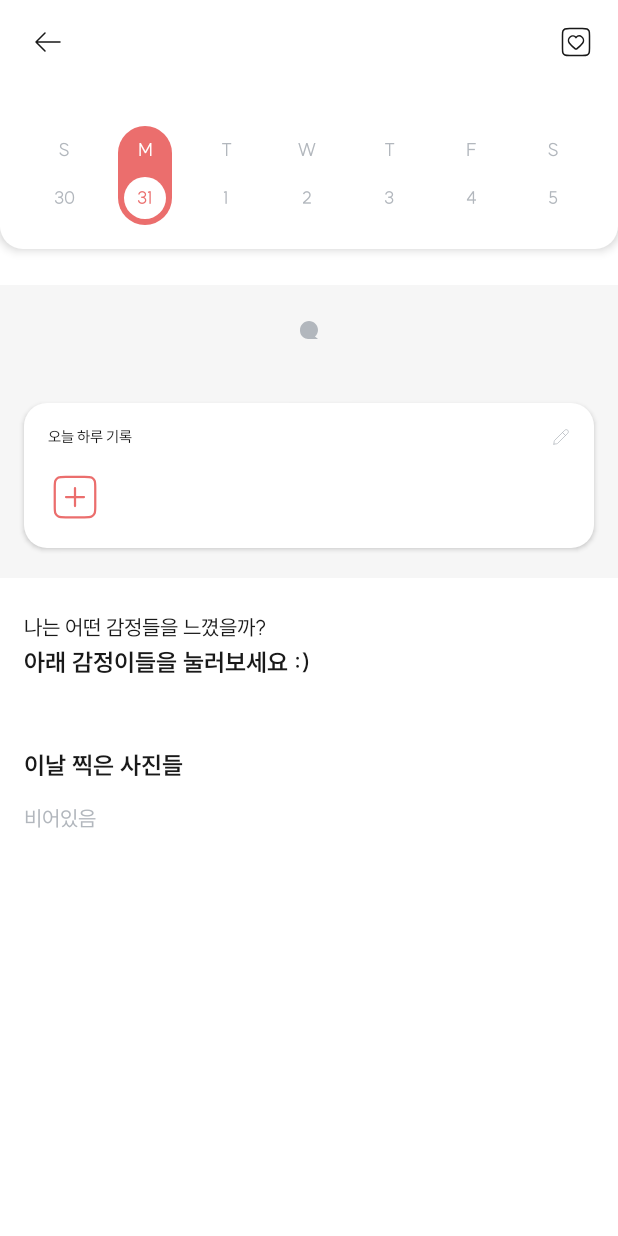
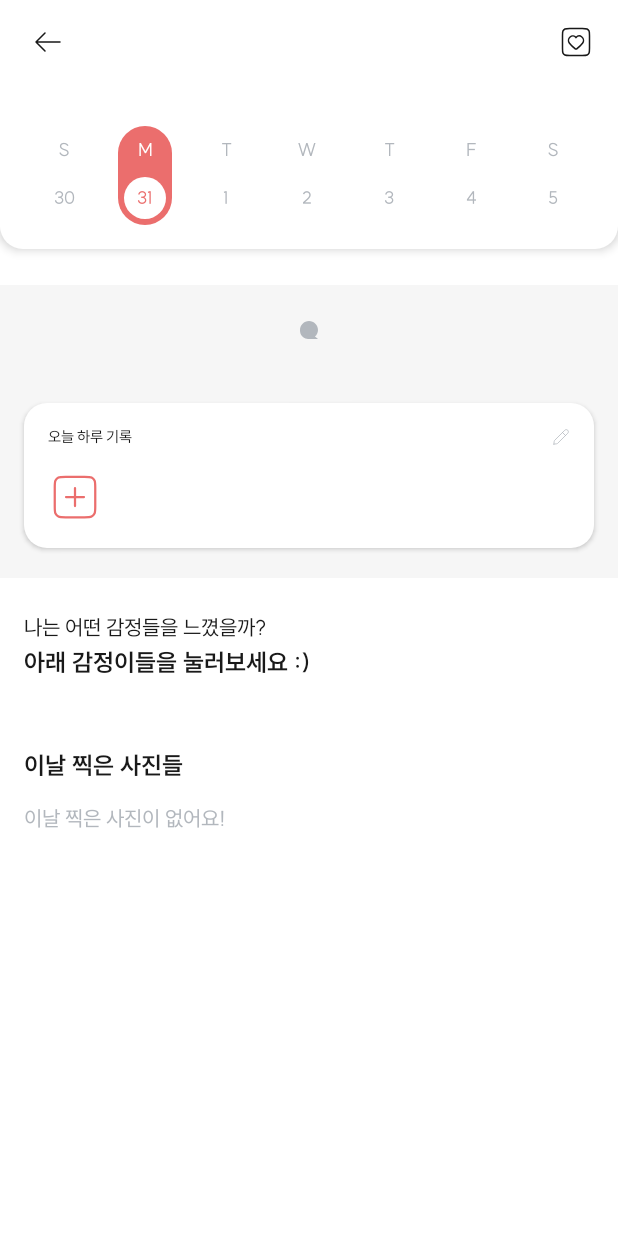
Before and after one commit to RETURN-TO-SOJU/Mongle-Android, an Android app: the DayDetailActivity screen opened directly, with no data from a screen before it, on a phone screen of 412 x 824 dp. Run offline under Robolectric (Android 15) with nearby library versions, the phone set to English and light mode, and no system bars; our stand-ins replace Dagger/Hilt's generated code, Room's generated code, data binding; libraries missing offline, so code that uses them is left out: com.kakao.sdk; network calls fail; pictures from the network do not load; 8 statements that could not run were skipped.

Commit message:
fix #19: 비어있음 멘트 개선

```diff
--- a/app/src/main/java/com/rtsoju/mongle/presentation/view/daydetail/DayDetailViewModel.kt
+++ b/app/src/main/java/com/rtsoju/mongle/presentation/view/daydetail/DayDetailViewModel.kt
@@ -65,7 +65,7 @@ class DayDetailViewModel @Inject constructor(
     val diaryText = Transformations.map(_diary) {
         val text = it ?: ""
         if (text.isBlank()) {
-            TextResource(R.string.empty)
+            TextResource(R.string.detail_diary_empty)
         } else {
             TextResource(text)
         }
--- a/app/src/main/res/layout/activity_day_detail.xml
+++ b/app/src/main/res/layout/activity_day_detail.xml
@@ -236,7 +236,7 @@
                         <TextView
                             android:layout_width="wrap_content"
                             android:layout_height="wrap_content"
-                            android:text="@string/empty"
+                            android:text="@string/detail_photo_empty"
                             android:visibility="@{viewModel.photos.empty ? View.VISIBLE : View.GONE}" />
 
                         <androidx.recyclerview.widget.RecyclerView
--- a/app/src/main/res/values/strings.xml
+++ b/app/src/main/res/values/strings.xml
@@ -130,6 +130,8 @@
     <string name="detail_analyzed_title2">아래 감정이들을 눌러보세요 :)</string>
     <string name="detail_photos_title">이날 찍은 사진들</string>
     <string name="detail_plans_title">이날의 일정</string>
+    <string name="detail_diary_empty"><font color="#B2B7BD">클릭해서 일기를 작성해보세요!</font></string>
+    <string name="detail_photo_empty"><font color="#B2B7BD">이날 찍은 사진이 없어요!</font></string>
 
     <!-- Dialog -->
     <string name="dialog_analyze_complete">%1$s님,\n감정 분석을 완료했어요 :)</string>
```
